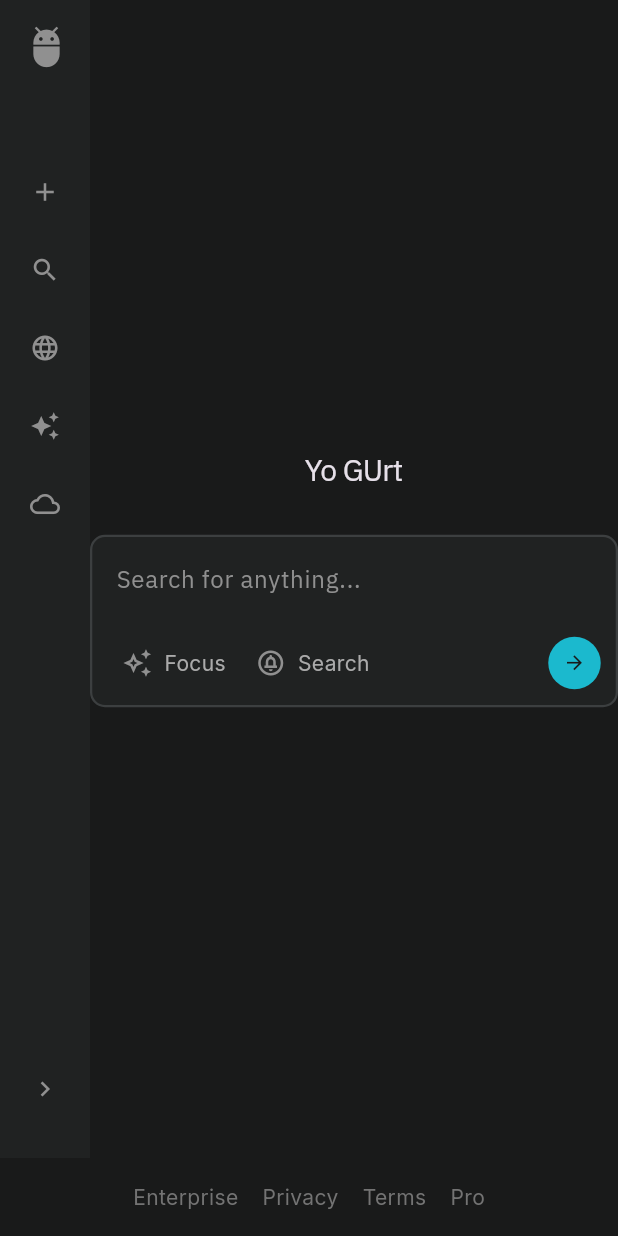
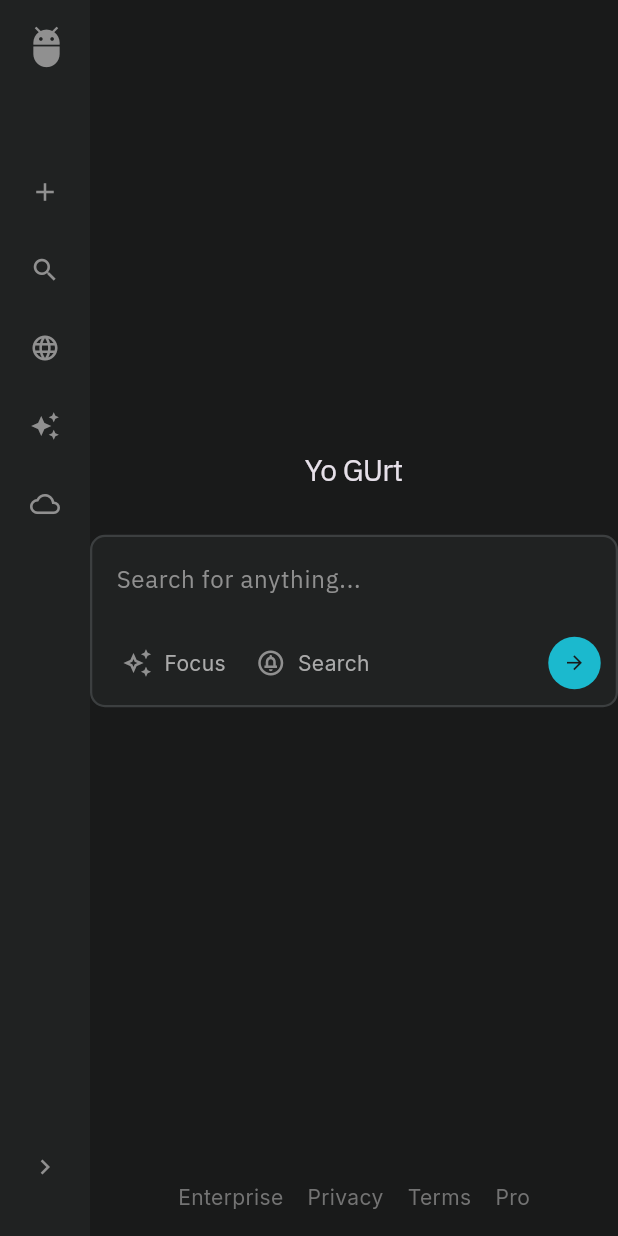
Before and after one commit to pradeepDu/AI_App, a Flutter app: the screen it shows after launch, on a phone screen of 412 x 824 dp. Run offline on Flutter 3.47's test engine with Material 3 defaults, Android fonts, the phone set to English and light mode, and no system bars; our stand-ins replace google_fonts.

Commit message:
completed flutter ui , starting fastapi server

```diff
--- a/lib/main.dart
+++ b/lib/main.dart
@@ -15,8 +15,10 @@ class MyApp extends StatelessWidget {
       title: 'Flutter Demo',
       theme: ThemeData(
        scaffoldBackgroundColor:AppColors.background,
+       colorScheme:ColorScheme.fromSeed(seedColor:AppColors.submitButton),
        textTheme: GoogleFonts.interTextTheme(
         ThemeData.dark().textTheme,
+
        ),
       ),
       home: const HomePage(),
--- a/lib/pages/home_page.dart
+++ b/lib/pages/home_page.dart
@@ -9,64 +9,54 @@ class HomePage extends StatelessWidget {
   @override
   Widget build(BuildContext context) {
     return Scaffold(
-      body: Column( // Changed from Row to Column
-        children: [
-          Expanded( // Main content area
-            child: Row(
+      body: Row(
         children: [
           const SideBar(),
-                const Expanded(
-                  child: SearchSection(),
-                ),
-              ],
-            ),
-          ),
-          // Footer at the bottom
+          Expanded(
+            child: Column(
+              children: [
+                const Expanded(child: SearchSection()),
+                // Footer moved inside the Column
                 Container(
                   width: double.infinity,
-            padding: const EdgeInsets.symmetric(vertical: 16, horizontal: 20),
-            color: AppColors.background, // Optional: add background color
+                  padding: const EdgeInsets.symmetric(
+                    vertical: 16,
+                    horizontal: 20,
+                  ),
+                  color: AppColors.background,
                   child: Wrap(
-              alignment: WrapAlignment.center, // Center the footer content
-              children: [
-                 Padding(
-                  padding: const EdgeInsets.symmetric(horizontal: 8),
-                  child: Text(
+                    alignment: WrapAlignment.center,
+                    spacing: 16, // Add spacing between items
+                    children: const [
+                      Text(
                         'Enterprise',
                         style: TextStyle(
                           fontSize: 14,
                           color: AppColors.footerGrey,
                         ),
                       ),
-                ),
-                Padding(
-                  padding: const EdgeInsets.symmetric(horizontal: 8),
-                  child: Text(
+                      Text(
                         'Privacy',
                         style: TextStyle(
                           fontSize: 14,
                           color: AppColors.footerGrey,
                         ),
                       ),
-                ),
-                Padding(
-                  padding: const EdgeInsets.symmetric(horizontal: 8),
-                  child: Text(
+                      Text(
                         'Terms',
                         style: TextStyle(
                           fontSize: 14,
                           color: AppColors.footerGrey,
                         ),
                       ),
-                ),
-                Padding(
-                  padding: const EdgeInsets.symmetric(horizontal: 8),
-                  child: Text(
+                      Text(
                         'Pro',
                         style: TextStyle(
                           fontSize: 14,
                           color: AppColors.footerGrey,
                         ),
+                      ),
+                    ],
                   ),
                 ),
               ],
```
Also changed, not shown: pubspec.lock, 1 other file. Lines whose indentation alone changed are shown as unchanged.
